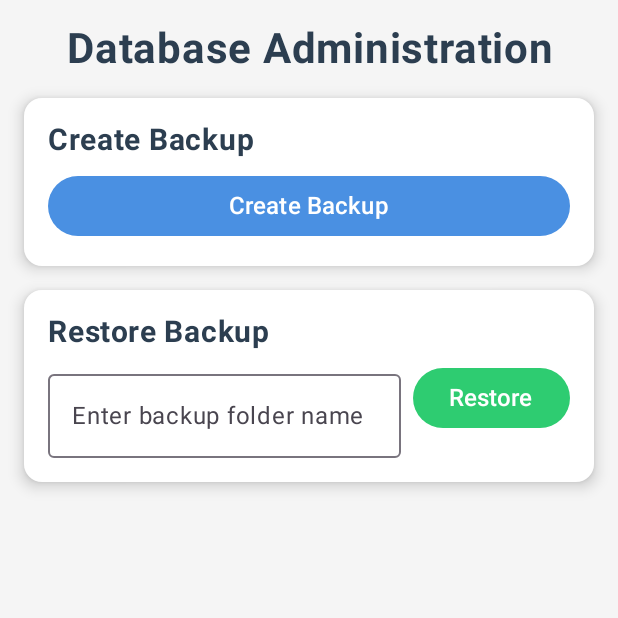
After one commit to NureShutOleksandr/apz-pzpi-22-3-shut-oleksandr, an Android app built with Jetpack Compose: the DbAdminScreen screen opened through its navigation route, on a phone screen of 412 x 824 dp, the top half of it. The commit adds this screen. Run offline under Robolectric (Android 15) with nearby library versions, the phone set to English and light mode, and no system bars.

Commit message:
Lab4: added db admin screen

```diff
--- /dev/null
+++ b/Lab4/pzpi-22-3-shut-oleksandr-lab4/app/src/main/java/com/example/myapp/DbAdminScreen.kt
@@ -0,0 +1,181 @@
+package com.example.myapp
+
+import android.util.Log
+import androidx.compose.foundation.background
+import androidx.compose.foundation.layout.*
+import androidx.compose.foundation.shape.RoundedCornerShape
+import androidx.compose.foundation.text.KeyboardOptions
+import androidx.compose.material3.*
+import androidx.compose.runtime.*
+import androidx.compose.ui.Alignment
+import androidx.compose.ui.Modifier
+import androidx.compose.ui.graphics.Color
+import androidx.compose.ui.res.stringResource
+import androidx.compose.ui.text.font.FontWeight
+import androidx.compose.ui.text.input.KeyboardType
+import androidx.compose.ui.text.style.TextAlign
+import androidx.compose.ui.unit.dp
+import androidx.compose.ui.unit.sp
+import androidx.navigation.NavController
+import com.example.myapp.api.RetrofitClient
+import kotlinx.coroutines.launch
+
+@Composable
+fun DbAdminScreen(navController: NavController) {
+  val coroutineScope = rememberCoroutineScope()
+  var lastBackupPath by remember { mutableStateOf<String?>(null) }
+  var isCreatingBackup by remember { mutableStateOf(false) }
+  var isRestoringBackup by remember { mutableStateOf(false) }
+  var backupName by remember { mutableStateOf("") }
+
+  fun createBackup() = coroutineScope.launch {
+    isCreatingBackup = true
+    try {
+      val response = RetrofitClient.apiService.createBackup()
+      if (response.isSuccessful) {
+        val data = response.body()
+        if (data?.success == true && data.message.isNotEmpty()) {
+          val path = data.message.split("\\")
+          lastBackupPath = path.last()
+          Log.d("DbAdmin", "Backup created: $lastBackupPath")
+        } else {
+          Log.e("DbAdmin", "Backup creation failed: ${response.code()}")
+        }
+      } else {
+        Log.e("DbAdmin", "Backup creation failed: ${response.code()} - ${response.message()}")
+      }
+    } catch (e: Exception) {
+      Log.e("DbAdmin", "Error creating backup: ${e.message}", e)
+    } finally {
+      isCreatingBackup = false
+    }
+  }
+
+  fun restoreBackup() = coroutineScope.launch {
+    if (backupName.isBlank()) {
+      Log.w("DbAdmin", "Backup name is empty")
+      return@launch
+    }
+    isRestoringBackup = true
+    try {
+      val response = RetrofitClient.apiService.restoreBackup(mapOf("backupName" to backupName))
+      if (response.isSuccessful) {
+        val data = response.body()
+        if (data?.success == true) {
+          Log.d("DbAdmin", "Restore successful")
+        } else {
+          Log.e("DbAdmin", "Restore failed: ${data?.message}")
+        }
+      } else {
+        Log.e("DbAdmin", "Restore failed: ${response.code()} - ${response.message()}")
+      }
+    } catch (e: Exception) {
+      Log.e("DbAdmin", "Error restoring backup: ${e.message}", e)
+    } finally {
+      isRestoringBackup = false
+    }
+  }
+
+  Column(
+    modifier = Modifier
+      .fillMaxSize()
+      .background(Color(0xFFf5f5f5))
+      .padding(16.dp),
+    verticalArrangement = Arrangement.spacedBy(16.dp),
+    horizontalAlignment = Alignment.CenterHorizontally
+  ) {
+    Text(
+      text = stringResource(R.string.dbAdminDashboard_title),
+      fontSize = 28.sp,
+      fontWeight = FontWeight.Bold,
+      color = Color(0xFF2c3e50),
+      textAlign = TextAlign.Center
+    )
+
+    Surface(
+      modifier = Modifier
+        .fillMaxWidth()
+        .wrapContentHeight(),
+      shape = RoundedCornerShape(12.dp),
+      shadowElevation = 6.dp,
+      color = Color.White
+    ) {
+      Column(modifier = Modifier.padding(16.dp)) {
+        Text(
+          text = stringResource(R.string.dbAdminDashboard_createBackup),
+          fontSize = 20.sp,
+          fontWeight = FontWeight.Bold,
+          color = Color(0xFF2c3e50)
+        )
+        Spacer(modifier = Modifier.height(8.dp))
+        Button(
+          onClick = { createBackup() },
+          enabled = !isCreatingBackup,
+          modifier = Modifier.fillMaxWidth(),
+          colors = ButtonDefaults.buttonColors(
+            containerColor = Color(0xFF4a90e2),
+            contentColor = Color.White
+          )
+        ) {
+          Text(
+            text = if (isCreatingBackup) stringResource(R.string.dbAdminDashboard_creating) else stringResource(R.string.dbAdminDashboard_createBackupButton),
+            fontSize = 16.sp
+          )
+        }
+        if (lastBackupPath != null) {
+          Text(
+            text = stringResource(R.string.dbAdminDashboard_lastBackupPath, lastBackupPath!!),
+            fontSize = 14.sp,
+            color = Color(0xFF7f8c8d),
+            modifier = Modifier.padding(top = 8.dp)
+          )
+        }
+      }
+    }
+
+    Surface(
+      modifier = Modifier
+        .fillMaxWidth()
+        .wrapContentHeight(),
+      shape = RoundedCornerShape(12.dp),
+      shadowElevation = 6.dp,
+      color = Color.White
+    ) {
+      Column(modifier = Modifier.padding(16.dp)) {
+        Text(
+          text = stringResource(R.string.dbAdminDashboard_restoreBackup),
+          fontSize = 20.sp,
+          fontWeight = FontWeight.Bold,
+          color = Color(0xFF2c3e50)
+        )
+        Spacer(modifier = Modifier.height(8.dp))
+        Row(
+          modifier = Modifier.fillMaxWidth(),
+          horizontalArrangement = Arrangement.spacedBy(8.dp)
+        ) {
+          OutlinedTextField(
+            value = backupName,
+            onValueChange = { backupName = it },
+            label = { Text(stringResource(R.string.dbAdminDashboard_enterBackupFolderName)) },
+            modifier = Modifier.weight(1f),
+            enabled = !isRestoringBackup,
+            keyboardOptions = KeyboardOptions(keyboardType = KeyboardType.Text)
+          )
+          Button(
+            onClick = { restoreBackup() },
+            enabled = !isRestoringBackup,
+            colors = ButtonDefaults.buttonColors(
+              containerColor = Color(0xFF2ecc71),
+              contentColor = Color.White
+            )
+          ) {
+            Text(
+              text = if (isRestoringBackup) stringResource(R.string.dbAdminDashboard_restoring) else stringResource(R.string.dbAdminDashboard_restoreButton),
+              fontSize = 16.sp
+            )
+          }
+        }
+      }
+    }
+  }
+}
--- a/Lab4/pzpi-22-3-shut-oleksandr-lab4/app/src/main/java/com/example/myapp/MainActivity.kt
+++ b/Lab4/pzpi-22-3-shut-oleksandr-lab4/app/src/main/java/com/example/myapp/MainActivity.kt
@@ -34,6 +34,7 @@ private const val KEY_IS_AUTH = "is_auth"
 private const val KEY_USERNAME = "username"
 private const val KEY_ACCESS_TOKEN = "access_token"
 private const val KEY_USER_ID = "user_id"
+private const val KEY_ROLE = "role"
 
 class MainActivity : ComponentActivity() {
   override fun onCreate(savedInstanceState: Bundle?) {
@@ -43,6 +44,7 @@ class MainActivity : ComponentActivity() {
     val username = sharedPrefs.getString(KEY_USERNAME, null)
     val accessToken = sharedPrefs.getString(KEY_ACCESS_TOKEN, null)
     val userId = sharedPrefs.getString(KEY_USER_ID, null)
+    val role = sharedPrefs.getString(KEY_ROLE, null)
 
     val locale = if (savedLanguage == "UA") Locale("uk") else Locale("en")
     Locale.setDefault(locale)
@@ -63,25 +65,29 @@ class MainActivity : ComponentActivity() {
       var currentAccessToken by remember { mutableStateOf(accessToken) }
       var currentUserId by remember { mutableStateOf(userId) }
       var rooms by remember { mutableStateOf<List<Room>?>(null) }
+      var currentRole by remember { mutableStateOf(role) }
 
       LaunchedEffect(currentAccessToken) {
         updateAccessToken(currentAccessToken)
       }
 
-      // Отримуємо userId після логіну чи при зміні authState
+      // Отримуємо userId та роль після логіну
       LaunchedEffect(authState, currentUsername) {
-        if (authState && currentUsername != null && currentUserId == null) {
+        if (currentUsername != null) {
           try {
             val response = RetrofitClient.apiService.findUserByUsername(currentUsername!!)
             if (response.isSuccessful) {
               val userResponse = response.body()
               if (userResponse != null) {
                 currentUserId = userResponse._id
+                currentRole =
+                  userResponse.roles[0].value
                 with(sharedPrefs.edit()) {
                   putString(KEY_USER_ID, userResponse._id)
+                  putString(KEY_ROLE, userResponse.roles[0].value)
                   apply()
                 }
-                Log.d(TAG, "User ID loaded: ${userResponse._id}")
+                Log.d(TAG, "User ID loaded: ${userResponse._id}, Role: ${userResponse.roles[0].value}")
               } else {
                 Log.d(TAG, "User response body is null")
               }
@@ -227,7 +233,8 @@ class MainActivity : ComponentActivity() {
                 currentUsername = null
                 currentAccessToken = null
                 rooms = null
-                updateAccessToken(null) // Очищаємо токен при виході
+                currentRole = null
+                updateAccessToken(null)
               }
             ) {
               HomeScreen(
@@ -236,7 +243,9 @@ class MainActivity : ComponentActivity() {
                   navController.navigate("room/$roomId")
                 },
                 onCreateRoom = onCreateRoom,
-                onDeleteRoom = onDeleteRoom
+                onDeleteRoom = onDeleteRoom,
+                navController = navController,
+                isAdmin = currentRole == "DATABASE_ADMIN"
               )
             }
           }
@@ -303,7 +312,7 @@ class MainActivity : ComponentActivity() {
                       authState = true
                       currentUsername = username
                       currentAccessToken = token
-                      updateAccessToken(token) // Оновлюємо токен у RetrofitClient
+                      updateAccessToken(token)
                       Log.d(TAG, "Signup successful, token: $token")
                       true
                     } else {
@@ -336,6 +345,9 @@ class MainActivity : ComponentActivity() {
               onNavigateBack = { navController.popBackStack() }
             )
           }
+          composable("dbAdmin") {
+            DbAdminScreen(navController = navController)
+          }
         }
       }
     }
--- a/Lab4/pzpi-22-3-shut-oleksandr-lab4/app/src/main/java/com/example/myapp/api/ApiService.kt
+++ b/Lab4/pzpi-22-3-shut-oleksandr-lab4/app/src/main/java/com/example/myapp/api/ApiService.kt
@@ -1,6 +1,8 @@
 package com.example.myapp.api
 
 import UserResponse
+import com.example.myapp.data.BackupCreateRes
+import com.example.myapp.data.BackupRestoreRes
 import com.example.myapp.data.CreateRoomDto
 import com.example.myapp.data.CreateUserDto
 import com.example.myapp.data.LoginResponse
@@ -34,4 +36,10 @@ interface ApiService {
 
   @DELETE("rooms/{roomId}")
   suspend fun deleteRoom(@Path("roomId") roomId: String): Response<Void>
+
+  @POST("backup/create")
+  suspend fun createBackup(): Response<BackupCreateRes>
+
+  @POST("backup/restore")
+  suspend fun restoreBackup(@Body body: Map<String, String>): Response<BackupRestoreRes>
 }
--- a/Lab4/pzpi-22-3-shut-oleksandr-lab4/app/src/main/res/values/strings.xml
+++ b/Lab4/pzpi-22-3-shut-oleksandr-lab4/app/src/main/res/values/strings.xml
@@ -52,4 +52,14 @@
     <string name="create">Create</string>
     <string name="delete">Delete</string>
     <string name="cancel">Cancel</string>
+    <string name="admin">Admin</string>
+    <string name="dbAdminDashboard.title">Database Administration</string>
+    <string name="dbAdminDashboard.createBackup">Create Backup</string>
+    <string name="dbAdminDashboard.createBackupButton">Create Backup</string>
+    <string name="dbAdminDashboard.creating">Creating...</string>
+    <string name="dbAdminDashboard.lastBackupPath">Last backup: %s</string>
+    <string name="dbAdminDashboard.restoreBackup">Restore Backup</string>
+    <string name="dbAdminDashboard.enterBackupFolderName">Enter backup folder name</string>
+    <string name="dbAdminDashboard.restoreButton">Restore</string>
+    <string name="dbAdminDashboard.restoring">Restoring...</string>
 </resources>
```
Also changed, not shown: Lab4/pzpi-22-3-shut-oleksandr-lab4/app/src/main/java/com/example/myapp/HomeScreen.kt (+35 -1 lines), Lab4/pzpi-22-3-shut-oleksandr-lab4/app/src/main/java/com/example/myapp/data/BackupData.kt (added, +11 -0 lines), 1 other file.
